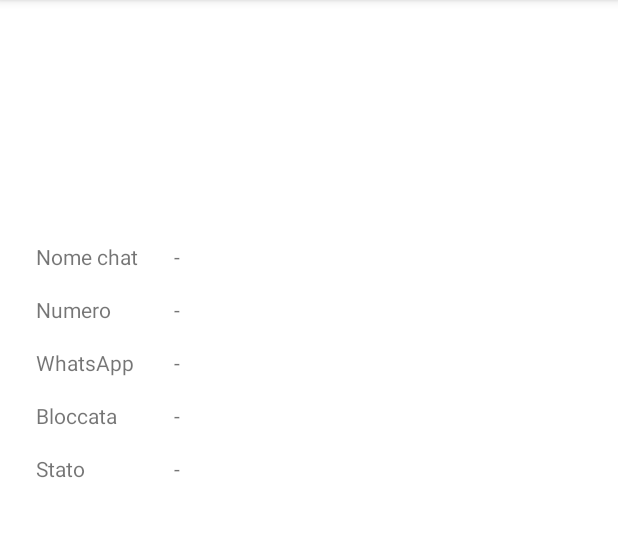
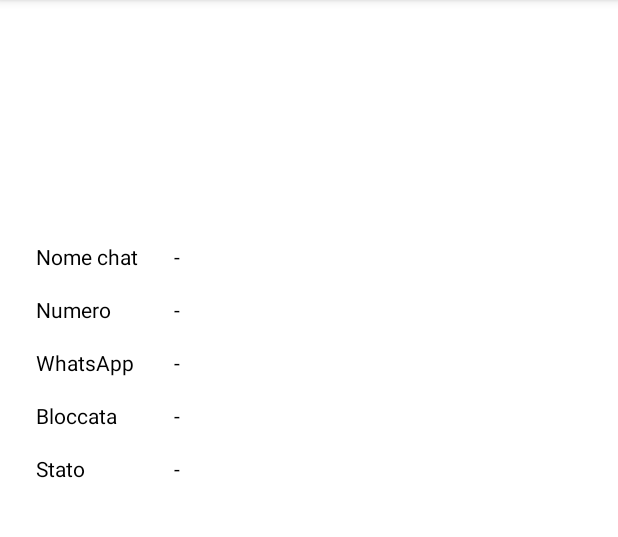
Before and after one commit to emanuele9701/android_ws_chat, an Android app: the ActivityChatInfo screen opened directly, with no data from a screen before it, on a phone screen of 412 x 824 dp, the part 84-621 px from its top. Run offline under Robolectric (Android 15) with nearby library versions, the phone set to English and light mode, and no system bars; 2 statements that could not run were skipped.

```diff
--- a/app/src/main/java/com/example/wschat/static_functions/MyStaticFunctions.java
+++ b/app/src/main/java/com/example/wschat/functions/MyStaticFunctions.java
@@ -1,4 +1,4 @@
-package com.example.wschat.static_functions;
+package com.example.wschat.functions;
 
 import android.content.Context;
 import android.content.res.Configuration;
--- a/app/src/main/res/layout/activity_chat.xml
+++ b/app/src/main/res/layout/activity_chat.xml
@@ -4,7 +4,6 @@
     xmlns:tools="http://schemas.android.com/tools"
     android:layout_width="match_parent"
     android:layout_height="match_parent"
-    android:background="#FFFFFF"
     tools:context=".ActivityChat">
 
     <Button
@@ -45,8 +44,8 @@
         android:name="com.example.wschat.ListMessages"
         android:layout_width="388dp"
         android:layout_height="483dp"
+        android:layout_marginLeft="5dp"
         android:layout_marginTop="0dp"
-        android:layout_marginLeft="5dp"
         android:layout_marginBottom="3dp"
         app:layout_constraintBottom_toTopOf="@+id/compose_message"
         app:layout_constraintEnd_toEndOf="parent"
--- a/app/src/main/res/layout/activity_chat_info.xml
+++ b/app/src/main/res/layout/activity_chat_info.xml
@@ -38,12 +38,14 @@
                 android:id="@+id/textView1"
                 android:layout_width="92dp"
                 android:layout_height="match_parent"
+                android:textColor="#000000"
                 android:text="@string/nome_chat" />
 
             <TextView
                 android:id="@+id/cInfo_nome"
                 android:layout_height="match_parent"
                 android:text="-"
+                android:textColor="#000000"
                 android:textAlignment="viewStart" />
         </TableRow>
 
@@ -57,12 +59,14 @@
                 android:id="@+id/textView2"
                 android:layout_width="92dp"
                 android:layout_height="match_parent"
+                android:textColor="#000000"
                 android:text="@string/numero_chat" />
 
             <TextView
                 android:id="@+id/cInfo_numero"
                 android:layout_width="172dp"
                 android:layout_height="match_parent"
+                android:textColor="#000000"
                 android:text="-"
                 android:textAlignment="viewStart" />
         </TableRow>
@@ -77,12 +81,14 @@
                 android:id="@+id/textView3"
                 android:layout_width="92dp"
                 android:layout_height="match_parent"
+                android:textColor="#000000"
                 android:text="@string/hasWhatsApp" />
 
             <TextView
                 android:id="@+id/cInfo_hasWhatsApp"
                 android:layout_width="172dp"
                 android:layout_height="match_parent"
+                android:textColor="#000000"
                 android:text="-"
                 android:textAlignment="viewStart" />
         </TableRow>
@@ -96,12 +102,14 @@
             <TextView
                 android:id="@+id/textView4"
                 android:layout_width="92dp"
+                android:textColor="#000000"
                 android:layout_height="match_parent"
                 android:text="@string/bloccata" />
 
             <TextView
                 android:id="@+id/cInfo_bloccata"
                 android:layout_width="172dp"
+                android:textColor="#000000"
                 android:layout_height="match_parent"
                 android:text="-"
                 android:textAlignment="viewStart" />
@@ -116,12 +124,14 @@
             <TextView
                 android:id="@+id/textView5"
                 android:layout_width="92dp"
+                android:textColor="#000000"
                 android:layout_height="match_parent"
                 android:text="@string/stato" />
 
             <TextView
                 android:id="@+id/cInfo_stato"
                 android:layout_width="172dp"
+                android:textColor="#000000"
                 android:layout_height="match_parent"
                 android:text="-"
                 android:textAlignment="viewStart" />
--- a/app/src/main/res/layout/activity_main.xml
+++ b/app/src/main/res/layout/activity_main.xml
@@ -4,6 +4,7 @@
     xmlns:tools="http://schemas.android.com/tools"
     android:layout_width="match_parent"
     android:layout_height="match_parent"
+    android:id="@+id/layoutPageMain"
     tools:context=".MainActivity">
 
     <androidx.fragment.app.FragmentContainerView
--- a/app/src/main/res/layout/fragment_header_chat.xml
+++ b/app/src/main/res/layout/fragment_header_chat.xml
@@ -31,6 +31,7 @@
 
                     <TextView
                         android:id="@+id/infoNomeChat"
+                        android:textColor="#000000"
                         android:layout_width="match_parent"
                         android:layout_height="match_parent"
                         android:text="-" />
@@ -42,6 +43,7 @@
 
                     <TextView
                         android:id="@+id/infoNumeroChat"
+                        android:textColor="#000000"
                         android:layout_width="match_parent"
                         android:layout_height="match_parent"
                         android:text="-" />
--- a/app/src/main/res/layout/fragment_item.xml
+++ b/app/src/main/res/layout/fragment_item.xml
@@ -52,6 +52,7 @@
             android:text="Last mex"
             android:textAlignment="viewStart"
             android:textAppearance="?attr/textAppearanceListItem"
+            android:textColor="#000000"
             android:textSize="11dp"
             android:textStyle="italic" />
 
@@ -59,6 +60,7 @@
             android:id="@+id/content"
             android:layout_width="match_parent"
             android:layout_height="wrap_content"
+            android:textColor="#000000"
             android:layout_margin="@dimen/text_margin"
             android:text="Pippo"
             android:textAlignment="viewStart"
@@ -69,6 +71,7 @@
     <Space
         android:id="@+id/space"
         android:layout_width="match_parent"
+        android:textColor="#000000"
         android:layout_height="5dp" />
 
 </LinearLayout>
--- a/app/src/main/res/layout/message_left.xml
+++ b/app/src/main/res/layout/message_left.xml
@@ -26,6 +26,7 @@
         android:layout_marginTop="4dp"
         android:layout_marginEnd="1dp"
         android:layout_marginRight="1dp"
+        android:textColor="#000000"
         android:text="@string/lblFromMe"
         android:textStyle="bold" />
 
@@ -36,6 +37,7 @@
         android:layout_below="@+id/btnSoundLeft"
         android:layout_alignParentStart="true"
         android:layout_alignParentEnd="true"
+        android:textColor="#000000"
         android:layout_alignParentRight="true"
         android:layout_centerHorizontal="true"
         android:layout_marginStart="0dp"
@@ -58,6 +60,7 @@
         android:id="@+id/date_left_mex"
         android:layout_width="wrap_content"
         android:layout_height="wrap_content"
+        android:textColor="#000000"
         android:layout_below="@+id/text_left_message"
         android:layout_alignParentEnd="true"
         android:layout_marginTop="1dp"
--- a/app/src/main/res/layout/message_rigth.xml
+++ b/app/src/main/res/layout/message_rigth.xml
@@ -11,6 +11,7 @@
         android:layout_height="wrap_content"
         android:layout_alignParentStart="true"
         android:layout_alignParentTop="true"
+        android:textColor="#000000"
         android:layout_marginStart="5dp"
         android:layout_marginTop="11dp"
         android:text="@string/lblFrom"
@@ -20,7 +21,6 @@
         android:id="@+id/imageMsgRigth"
         android:layout_width="66dp"
         android:layout_height="73dp"
-        android:layout_below="@+id/rigthBtnAudio"
         android:layout_alignParentStart="true"
         android:layout_alignParentTop="true"
         android:layout_marginStart="6dp"
@@ -35,6 +35,7 @@
         android:layout_alignParentStart="true"
         android:layout_marginStart="6dp"
         android:layout_marginTop="2dp"
+        android:textColor="#000000"
         android:textAlignment="viewStart" />
 
     <ImageButton
@@ -50,6 +51,7 @@
 
     <TextView
         android:id="@+id/dateRigthMessage"
+        android:textColor="#000000"
         android:layout_width="wrap_content"
         android:layout_height="wrap_content"
         android:layout_below="@+id/text_rigth_message"
--- a/app/src/main/res/values-night/themes.xml
+++ b/app/src/main/res/values-night/themes.xml
@@ -4,7 +4,7 @@
         <!-- Primary brand color. -->
         <item name="colorPrimary">@color/purple_200</item>
         <item name="colorPrimaryVariant">@color/purple_700</item>
-        <item name="colorOnPrimary">@color/black</item>
+        <item name="colorOnPrimary">@color/white</item>
         <!-- Secondary brand color. -->
         <item name="colorSecondary">@color/teal_200</item>
         <item name="colorSecondaryVariant">@color/teal_200</item>
--- a/app/src/main/res/values/themes.xml
+++ b/app/src/main/res/values/themes.xml
@@ -12,5 +12,6 @@
         <!-- Status bar color. -->
         <item name="android:statusBarColor" tools:targetApi="l">?attr/colorPrimaryVariant</item>
         <!-- Customize your theme here. -->
+
     </style>
 </resources>
--- a/app/src/main/res/xml/network_security_config.xml
+++ b/app/src/main/res/xml/network_security_config.xml
@@ -3,5 +3,6 @@
     <domain-config cleartextTrafficPermitted="true">
         <domain includeSubdomains="true">192.168.1.3</domain>
         <domain includeSubdomains="true">192.168.178.251</domain>
+        <domain includeSubdomains="true">100.78.38.90</domain>
     </domain-config>
 </network-security-config>
```
Also changed, not shown: app/src/main/java/com/example/wschat/MainActivity.java (+12 -5 lines).
